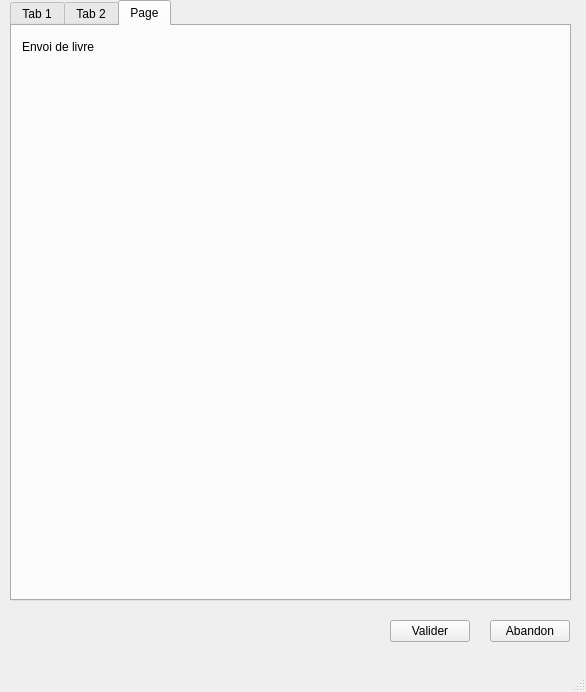
joanluc/app_db_gest_envoi_livres, file qt_gest_envoi_livres.ui: the form before one commit.
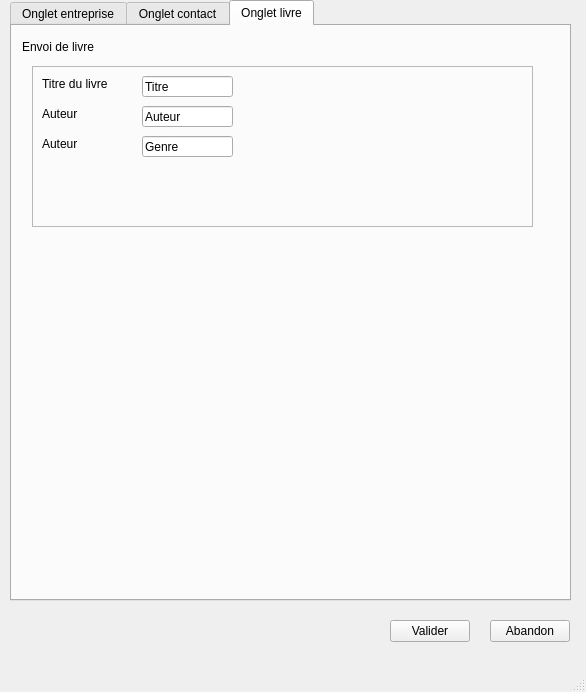
The form after the commit. The open tabs and pages were chosen to show the change.

Commit message: mar. déc.  5 23:03:49 CET 2017 add AppBDgestEnvoiLivres/app_db_gest_envoi_livres.py docs/librairieModel.dbm qt_gest_envoi_livres.ui sql/database-librairie.sql

Diff of the .ui file:
```diff
--- a/qt_gest_envoi_livres.ui
+++ b/qt_gest_envoi_livres.ui
@@ -26,9 +26,12 @@
     <property name="currentIndex">
      <number>0</number>
     </property>
+    <property name="usesScrollButtons">
+     <bool>false</bool>
+    </property>
     <widget class="QWidget" name="Entreprises">
      <attribute name="title">
-      <string>Tab 1</string>
+      <string>Onglet entreprise</string>
      </attribute>
      <widget class="QGroupBox" name="groupBox">
       <property name="geometry">
@@ -480,7 +483,7 @@
     </widget>
     <widget class="QWidget" name="tab_2">
      <attribute name="title">
-      <string>Tab 2</string>
+      <string>Onglet contact</string>
      </attribute>
      <widget class="QGroupBox" name="groupBox_2">
       <property name="geometry">
@@ -870,7 +873,7 @@
     </widget>
     <widget class="QWidget" name="tab">
      <attribute name="title">
-      <string>Page</string>
+      <string>Onglet livre</string>
      </attribute>
      <widget class="QLabel" name="label_24">
       <property name="geometry">
@@ -885,6 +888,100 @@
        <string>Envoi de livre</string>
       </property>
      </widget>
+     <widget class="QFrame" name="frame_7">
+      <property name="geometry">
+       <rect>
+        <x>20</x>
+        <y>40</y>
+        <width>501</width>
+        <height>161</height>
+       </rect>
+      </property>
+      <property name="frameShape">
+       <enum>QFrame::StyledPanel</enum>
+      </property>
+      <property name="frameShadow">
+       <enum>QFrame::Raised</enum>
+      </property>
+      <widget class="QLabel" name="label_25">
+       <property name="geometry">
+        <rect>
+         <x>10</x>
+         <y>10</y>
+         <width>141</width>
+         <height>16</height>
+        </rect>
+       </property>
+       <property name="text">
+        <string>Titre du livre</string>
+       </property>
+      </widget>
+      <widget class="QLineEdit" name="titre_livre_3">
+       <property name="geometry">
+        <rect>
+         <x>110</x>
+         <y>10</y>
+         <width>91</width>
+         <height>21</height>
+        </rect>
+       </property>
+       <property name="text">
+        <string>Titre</string>
+       </property>
+      </widget>
+      <widget class="QLineEdit" name="titre_livre_4">
+       <property name="geometry">
+        <rect>
+         <x>110</x>
+         <y>40</y>
+         <width>91</width>
+         <height>21</height>
+        </rect>
+       </property>
+       <property name="text">
+        <string>Auteur</string>
+       </property>
+      </widget>
+      <widget class="QLabel" name="label_26">
+       <property name="geometry">
+        <rect>
+         <x>10</x>
+         <y>40</y>
+         <width>81</width>
+         <height>16</height>
+        </rect>
+       </property>
+       <property name="text">
+        <string>Auteur</string>
+       </property>
+      </widget>
+      <widget class="QLineEdit" name="titre_livre_5">
+       <property name="geometry">
+        <rect>
+         <x>110</x>
+         <y>70</y>
+         <width>91</width>
+         <height>21</height>
+        </rect>
+       </property>
+       <property name="text">
+        <string>Genre</string>
+       </property>
+      </widget>
+      <widget class="QLabel" name="label_27">
+       <property name="geometry">
+        <rect>
+         <x>10</x>
+         <y>70</y>
+         <width>81</width>
+         <height>16</height>
+        </rect>
+       </property>
+       <property name="text">
+        <string>Auteur</string>
+       </property>
+      </widget>
+     </widget>
     </widget>
    </widget>
    <widget class="QPushButton" name="abandon">
```
Left out of the diff: 43 changed lines with no effect on the pictures. The commit also changes 3 other files.
